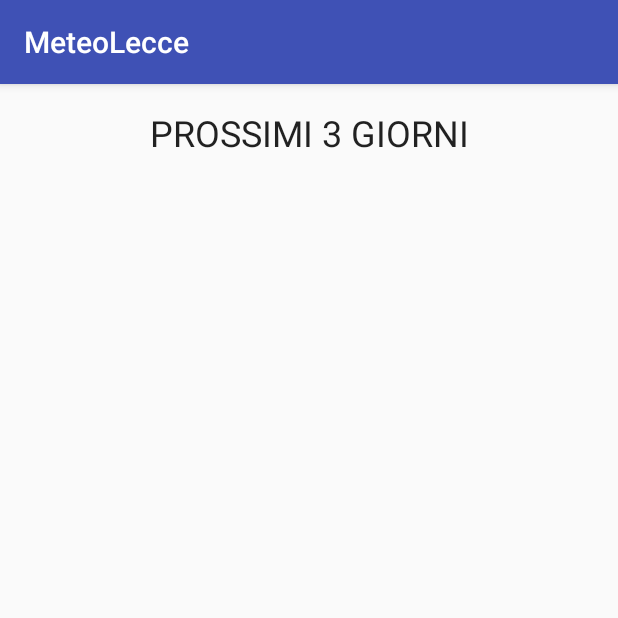
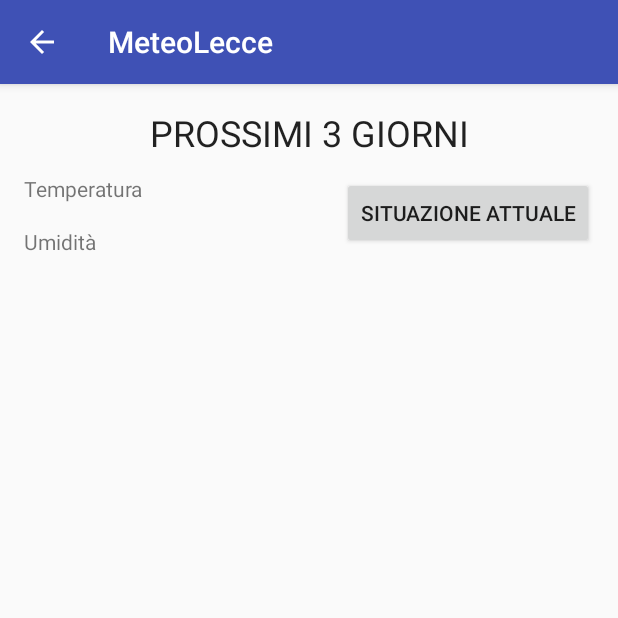
Before and after one commit to remotomasi/MeteoLecce, an Android app: the weather3forecast screen opened directly, with no data from a screen before it, on a phone screen of 412 x 824 dp, the top half of it. Run offline under Robolectric (Android 15) with nearby library versions, the phone set to English and light mode, and no system bars.

Commit message:
- Updated weather3forecast activity: added manage button

```diff
--- a/app/src/main/java/com/meteolecce/meteolecce/weather3forecast.java
+++ b/app/src/main/java/com/meteolecce/meteolecce/weather3forecast.java
@@ -1,7 +1,21 @@
 package com.meteolecce.meteolecce;
 
+import android.content.Intent;
+import android.os.AsyncTask;
 import android.support.v7.app.AppCompatActivity;
 import android.os.Bundle;
+import android.view.View;
+import android.widget.Toast;
+
+import org.apache.http.HttpResponse;
+import org.apache.http.client.ClientProtocolException;
+import org.apache.http.client.methods.HttpPost;
+import org.apache.http.impl.client.DefaultHttpClient;
+import org.apache.http.util.EntityUtils;
+import org.json.JSONException;
+import org.json.JSONObject;
+
+import java.io.IOException;
 
 public class weather3forecast extends AppCompatActivity {
 
@@ -9,5 +23,38 @@ public class weather3forecast extends AppCompatActivity {
     protected void onCreate(Bundle savedInstanceState) {
         super.onCreate(savedInstanceState);
         setContentView(R.layout.activity_weather3forecast);
+
+        new readWeather3Lecce().execute();
+    }
+
+    private class readWeather3Lecce extends AsyncTask<Void, Void, Void> {
+
+        @Override
+        protected Void doInBackground(Void... voids) {
+            return null;
+        }
+
+        @Override
+        protected void onPostExecute(Void result) {
+
+            super.onPostExecute(result);
+        }
+    }
+
+    /** Called when the user taps the Send button */
+    public void actualSituation(View view) {
+        Intent intent=new Intent(this,MainActivity.class);
+        startActivity(intent);
+    }
+
+
+    private abstract class GetContacts extends AsyncTask<Void, Void, Void> {
+        //public void readWeatherLecce() {
+        @Override
+        protected void onPreExecute() {
+            super.onPreExecute();
+            Toast.makeText(weather3forecast.this, "Json Data is downloading", Toast.LENGTH_LONG).show();
+
+        }
     }
 }
--- a/app/src/main/res/layout/activity_weather3forecast.xml
+++ b/app/src/main/res/layout/activity_weather3forecast.xml
@@ -16,4 +16,35 @@
         app:layout_constraintTop_toTopOf="parent"
         app:layout_constraintLeft_toLeftOf="parent"
         app:layout_constraintRight_toRightOf="parent" />
+
+    <TextView
+        android:id="@+id/textView16"
+        android:layout_width="wrap_content"
+        android:layout_height="wrap_content"
+        android:layout_marginLeft="16dp"
+        android:layout_marginTop="60dp"
+        android:text="@string/tempName"
+        app:layout_constraintLeft_toLeftOf="parent"
+        app:layout_constraintTop_toTopOf="parent" />
+
+    <TextView
+        android:id="@+id/textView17"
+        android:layout_width="wrap_content"
+        android:layout_height="wrap_content"
+        android:layout_marginLeft="16dp"
+        android:layout_marginTop="16dp"
+        android:text="@string/humName"
+        app:layout_constraintLeft_toLeftOf="parent"
+        app:layout_constraintTop_toBottomOf="@+id/textView16" />
+
+    <Button
+        android:id="@+id/button4"
+        android:layout_width="wrap_content"
+        android:layout_height="wrap_content"
+        android:layout_marginRight="16dp"
+        android:onClick="actualSituation"
+        android:text="@string/titleMainPage"
+        app:layout_constraintRight_toRightOf="parent"
+        app:layout_constraintTop_toTopOf="parent"
+        android:layout_marginTop="62dp" />
 </android.support.constraint.ConstraintLayout>
--- a/app/src/main/res/values/strings.xml
+++ b/app/src/main/res/values/strings.xml
@@ -18,4 +18,5 @@
     <string name="clouds">0</string>
     <string name="phenomenon">\"\"</string>
     <string name="titleWeather3Forecast">PROSSIMI 3 GIORNI</string>
+    <string name="forecast3">Previsioni</string>
 </resources>
```
Also changed, not shown: app/src/main/AndroidManifest.xml (+7 -1 lines), app/src/main/java/com/meteolecce/meteolecce/MainActivity.java (+9 -4 lines), app/src/main/res/layout/activity_main.xml (+11 -0 lines).
